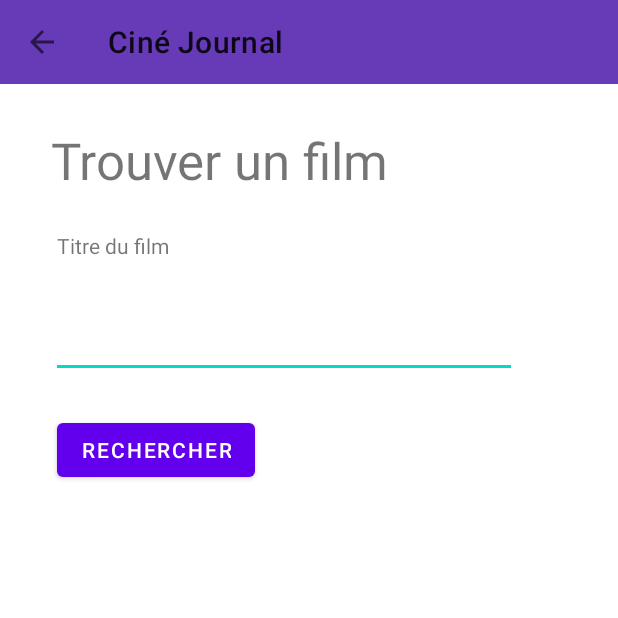
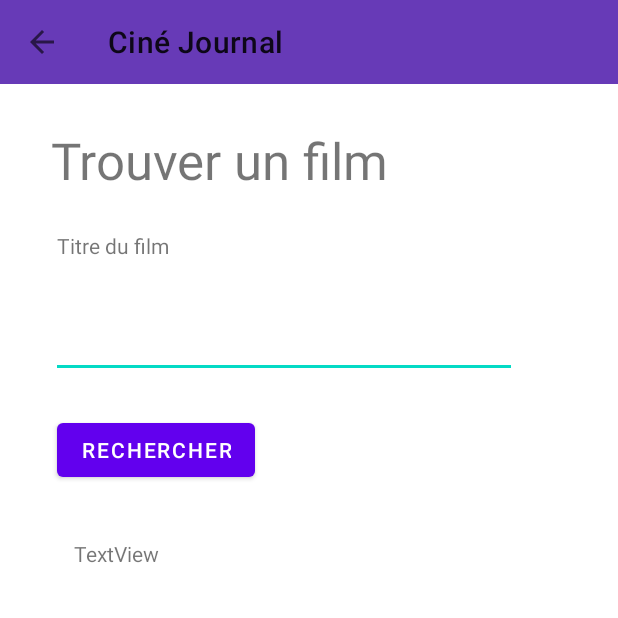
Before and after one commit to NarguSabz/Tp1MobileNarges, an Android app: the RechercheFilmActivity screen opened directly, with no data from a screen before it, on a phone screen of 412 x 824 dp, the top half of it. Run offline under Robolectric (Android 15) with nearby library versions, the phone set to English and light mode, and no system bars.

Commit message:
correction des erreurs + ajout api tmdb

```diff
--- a/cinejournal/app/src/main/AndroidManifest.xml
+++ b/cinejournal/app/src/main/AndroidManifest.xml
@@ -1,6 +1,8 @@
 <?xml version="1.0" encoding="utf-8"?>
 <manifest xmlns:android="http://schemas.android.com/apk/res/android"
     xmlns:tools="http://schemas.android.com/tools">
+
+    <uses-permission android:name="android.permission.INTERNET" />
 
     <application
         android:allowBackup="true"
@@ -11,6 +13,7 @@
         android:roundIcon="@mipmap/icone_launcher_round"
         android:supportsRtl="true"
         android:theme="@style/Theme.Cinejournal"
+        android:usesCleartextTraffic="true"
         tools:targetApi="31">
         <activity
             android:name=".AjouterEditerActivity"
--- a/cinejournal/app/src/main/java/ca/qc/bdeb/c5gm/cinejournal/sabbaghziarani/CineViewModel.kt
+++ b/cinejournal/app/src/main/java/ca/qc/bdeb/c5gm/cinejournal/sabbaghziarani/CineViewModel.kt
@@ -7,7 +7,9 @@ class CineViewModel : ViewModel() {
     /*la liste de films est conserve donc apres une simple changement on ne va pas encore demander la
      * liste a la base de donnee
      */
-    var listeFilms: List<Film>? = null
+    var listeFilms: List<Film> = listOf()
+
+    var aucunFilmDansBD = false
 
     /*l image local qui est choisi est conservee alors en changeant l orientation, on va toujours voir l image choisi
      */
--- a/cinejournal/app/src/main/java/ca/qc/bdeb/c5gm/cinejournal/sabbaghziarani/RechercheFilmActivity.kt
+++ b/cinejournal/app/src/main/java/ca/qc/bdeb/c5gm/cinejournal/sabbaghziarani/RechercheFilmActivity.kt
@@ -3,12 +3,73 @@ package ca.qc.bdeb.c5gm.cinejournal.sabbaghziarani
 import androidx.appcompat.app.AppCompatActivity
 import android.os.Bundle
 import android.view.MenuItem
+import android.view.View
+import android.widget.TextView
+import android.widget.Toast
+import android.widget.Toolbar
+import androidx.lifecycle.lifecycleScope
+import kotlinx.coroutines.Dispatchers
+import kotlinx.coroutines.launch
+import kotlinx.coroutines.withContext
+import java.net.SocketTimeoutException
 
 class RechercheFilmActivity : AppCompatActivity() {
+    lateinit var boutonRechercher: TextView
+    lateinit var contenuFilmRecherche: TextView
+    lateinit var toolbar: androidx.appcompat.widget.Toolbar
+
     override fun onCreate(savedInstanceState: Bundle?) {
         super.onCreate(savedInstanceState)
         setContentView(R.layout.activity_recherche_film)
-        setSupportActionBar(findViewById(R.id.toolbar))
-        supportActionBar?.setDisplayHomeAsUpEnabled(true);
+        toolbar = findViewById(R.id.toolbar)
+        setSupportActionBar(toolbar)
+        supportActionBar?.setDisplayHomeAsUpEnabled(true)
+        supportActionBar?.setDisplayShowHomeEnabled(true)
+        toolbar.setNavigationOnClickListener {
+            onBackPressed()
+        }
+        boutonRechercher = findViewById(R.id.boutonRechercher)
+        contenuFilmRecherche = findViewById(R.id.contenuFilmRecherchee)
+    }
+
+    fun afficherResultatsFilms(view: View) {
+
+        // Éviter de permettre de lancer deux requêtes en même temps
+        // Quand le réseau est lent, on ne veut pas pouvoir spammer le bouton de clics
+        // et démarrer plein de requêtes en parallèle
+        boutonRechercher.isEnabled = false
+        lifecycleScope.launch {
+            try {
+                val reponse = withContext(Dispatchers.IO) {
+                    ApiClient.apiService.getRecherche("star")
+                }
+
+                if (!reponse.isSuccessful || reponse.body() == null) {
+                    Toast.makeText(
+                        applicationContext,
+                        "Erreur: impossible de se connecter à l'API",
+                        Toast.LENGTH_SHORT
+                    ).show()
+                    return@launch
+                }
+
+                val ResultatRecherche = reponse.body()!!
+
+                contenuFilmRecherche.text = """
+                Il y a ${ResultatRecherche.nbreResultatsTotal} films connus par cet requete
+
+                Le premier s'appelle ${ResultatRecherche.resultatsRecherche[0].titre}
+            """.trimIndent()
+
+            } catch (e: SocketTimeoutException) {
+                Toast.makeText(
+                    applicationContext,
+                    "Erreur: Réseau indisponible",
+                    Toast.LENGTH_SHORT
+                ).show()
+            } finally {
+                boutonRechercher.isEnabled = true
+            }
+        }
     }
 }
--- a/cinejournal/app/src/main/res/layout-land/activity_recherche_film.xml
+++ b/cinejournal/app/src/main/res/layout-land/activity_recherche_film.xml
@@ -64,9 +64,22 @@
         android:layout_marginStart="38dp"
         android:layout_marginEnd="220dp"
         android:layout_marginBottom="136dp"
+        android:onClick="afficherResultatsFilms"
         android:text="@string/textRechercher"
         app:layout_constraintBottom_toBottomOf="parent"
         app:layout_constraintEnd_toEndOf="parent"
         app:layout_constraintHorizontal_bias="0.0"
         app:layout_constraintStart_toStartOf="parent" />
+
+    <TextView
+        android:id="@+id/contenuFilmRecherchee"
+        android:layout_width="wrap_content"
+        android:layout_height="wrap_content"
+        android:layout_marginStart="39dp"
+        android:layout_marginTop="35dp"
+        android:layout_marginEnd="296dp"
+        android:text="TextView"
+        app:layout_constraintEnd_toEndOf="parent"
+        app:layout_constraintStart_toStartOf="parent"
+        app:layout_constraintTop_toBottomOf="@+id/boutonRechercher" />
 </androidx.constraintlayout.widget.ConstraintLayout>
--- a/cinejournal/app/src/main/res/layout/activity_ajouter_editer.xml
+++ b/cinejournal/app/src/main/res/layout/activity_ajouter_editer.xml
@@ -29,9 +29,7 @@
         android:layout_height="wrap_content"
         android:layout_marginStart="8dp"
         android:layout_marginTop="16dp"
-        android:layout_marginEnd="385dp"
         android:textSize="34sp"
-        app:layout_constraintEnd_toEndOf="parent"
         app:layout_constraintStart_toStartOf="parent"
         app:layout_constraintTop_toBottomOf="@+id/toolbar" />
 
--- a/cinejournal/app/src/main/res/layout/activity_recherche_film.xml
+++ b/cinejournal/app/src/main/res/layout/activity_recherche_film.xml
@@ -63,9 +63,22 @@
         android:layout_marginStart="38dp"
         android:layout_marginEnd="220dp"
         android:layout_marginBottom="500dp"
+        android:onClick="afficherResultatsFilms"
         android:text="@string/textRechercher"
         app:layout_constraintBottom_toBottomOf="parent"
         app:layout_constraintEnd_toEndOf="parent"
         app:layout_constraintHorizontal_bias="0.0"
         app:layout_constraintStart_toStartOf="parent" />
+
+    <TextView
+        android:id="@+id/contenuFilmRecherchee"
+        android:layout_width="wrap_content"
+        android:layout_height="wrap_content"
+        android:layout_marginStart="39dp"
+        android:layout_marginTop="35dp"
+        android:layout_marginEnd="296dp"
+        android:text="TextView"
+        app:layout_constraintEnd_toEndOf="parent"
+        app:layout_constraintStart_toStartOf="parent"
+        app:layout_constraintTop_toBottomOf="@+id/boutonRechercher" />
 </androidx.constraintlayout.widget.ConstraintLayout>
```
Also changed, not shown: cinejournal/app/build.gradle.kts (+20 -1 lines), cinejournal/app/src/main/java/ca/qc/bdeb/c5gm/cinejournal/sabbaghziarani/ApiRest.kt (added, +183 -0 lines), cinejournal/app/src/main/java/ca/qc/bdeb/c5gm/cinejournal/sabbaghziarani/AproposActivity.kt (+14 -2 lines), cinejournal/app/src/main/java/ca/qc/bdeb/c5gm/cinejournal/sabbaghziarani/MainActivity.kt (+44 -17 lines).
